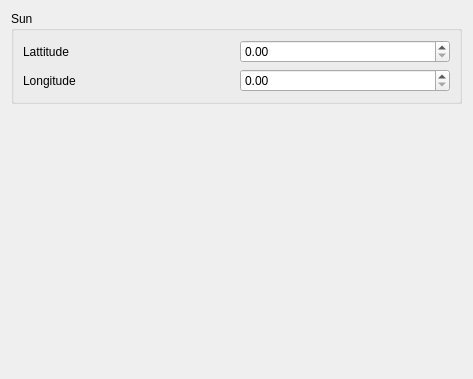
First picture: the form in sandbox/globalsettingsform.ui, repository aplars/spiral, before the edit.
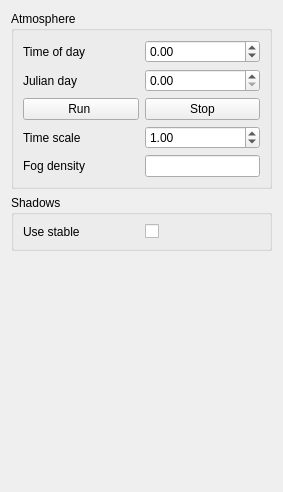
Second picture: the form after the edit.

```diff
--- a/sandbox/globalsettingsform.ui
+++ b/sandbox/globalsettingsform.ui
@@ -6,8 +6,8 @@
    <rect>
     <x>0</x>
     <y>0</y>
-    <width>473</width>
-    <height>379</height>
+    <width>283</width>
+    <height>492</height>
    </rect>
   </property>
   <property name="windowTitle">
@@ -17,36 +17,117 @@
    <item>
     <widget class="QGroupBox" name="sunSettingsGroupBox">
      <property name="title">
-      <string>Sun</string>
+      <string>Atmosphere</string>
      </property>
      <layout class="QVBoxLayout" name="verticalLayout">
       <item>
        <layout class="QGridLayout" name="gridLayout">
-        <item row="0" column="0">
-         <widget class="QLabel" name="sunlattitudeLabel">
-          <property name="text">
-           <string>Lattitude</string>
-          </property>
-         </widget>
-        </item>
-        <item row="0" column="1">
-         <widget class="QDoubleSpinBox" name="sunLattitudeSpinBox">
-          <property name="maximum">
-           <double>360.000000000000000</double>
-          </property>
-         </widget>
-        </item>
-        <item row="1" column="0">
-         <widget class="QLabel" name="longitudeLabel">
-          <property name="text">
-           <string>Longitude</string>
-          </property>
-         </widget>
-        </item>
         <item row="1" column="1">
          <widget class="QDoubleSpinBox" name="sunLongitudeSpinBox">
           <property name="maximum">
-           <double>180.000000000000000</double>
+           <double>5000.000000000000000</double>
+          </property>
+         </widget>
+        </item>
+        <item row="0" column="0">
+         <widget class="QLabel" name="timeOfDayLabel">
+          <property name="text">
+           <string>Time of day</string>
+          </property>
+         </widget>
+        </item>
+        <item row="3" column="1">
+         <widget class="QDoubleSpinBox" name="sunTimeScaleSpinBox">
+          <property name="maximum">
+           <double>1000.000000000000000</double>
+          </property>
+          <property name="value">
+           <double>1.000000000000000</double>
+          </property>
+         </widget>
+        </item>
+        <item row="3" column="0">
+         <widget class="QLabel" name="label">
+          <property name="text">
+           <string>Time scale</string>
+          </property>
+         </widget>
+        </item>
+        <item row="0" column="1">
+         <widget class="QDoubleSpinBox" name="timeOfDaySpinBox">
+          <property name="wrapping">
+           <bool>true</bool>
+          </property>
+          <property name="maximum">
+           <double>86400.000000000000000</double>
+          </property>
+          <property name="singleStep">
+           <double>60.000000000000000</double>
+          </property>
+         </widget>
+        </item>
+        <item row="2" column="0">
+         <widget class="QPushButton" name="runSunButton">
+          <property name="text">
+           <string>Run </string>
+          </property>
+         </widget>
+        </item>
+        <item row="1" column="0">
+         <widget class="QLabel" name="julianDayLabel">
+          <property name="text">
+           <string>Julian day</string>
+          </property>
+         </widget>
+        </item>
+        <item row="4" column="1">
+         <widget class="QLineEdit" name="atmosphereFogDensityLineEdit">
+          <property name="sizePolicy">
+           <sizepolicy hsizetype="Minimum" vsizetype="Fixed">
+            <horstretch>0</horstretch>
+            <verstretch>0</verstretch>
+           </sizepolicy>
+          </property>
+         </widget>
+        </item>
+        <item row="2" column="1">
+         <widget class="QPushButton" name="stopSunButton">
+          <property name="text">
+           <string>Stop</string>
+          </property>
+         </widget>
+        </item>
+        <item row="4" column="0">
+         <widget class="QLabel" name="atmosphereFogDensityLabel">
+          <property name="text">
+           <string>Fog density</string>
+          </property>
+         </widget>
+        </item>
+       </layout>
+      </item>
+     </layout>
+    </widget>
+   </item>
+   <item>
+    <widget class="QGroupBox" name="shadowsGroupBox">
+     <property name="title">
+      <string>Shadows</string>
+     </property>
+     <layout class="QVBoxLayout" name="verticalLayout_3">
+      <item>
+       <layout class="QGridLayout" name="gridLayout_2">
+        <item row="0" column="1">
+         <widget class="QCheckBox" name="useStableShadowsCheckBox">
+          <property name="text">
+           <string/>
+          </property>
+         </widget>
+        </item>
+        <item row="0" column="0">
+         <widget class="QLabel" name="label_2">
+          <property name="text">
+           <string>Use stable</string>
           </property>
          </widget>
         </item>
```
Left out of the diff: 4 changed lines with no effect on the pictures.
